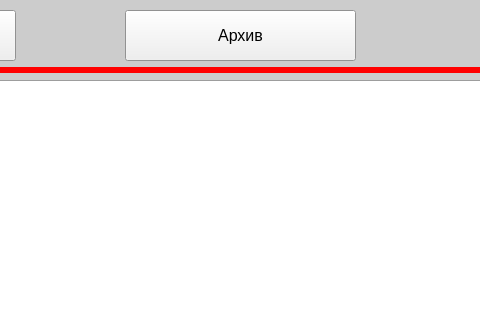
Before: the Qt Designer form main.ui in AnGREATern/kanbaner, drawn with Qt 5; both pictures show x 545 to 1025 and y 0 to 320 of the 1283 by 820 pixel window.
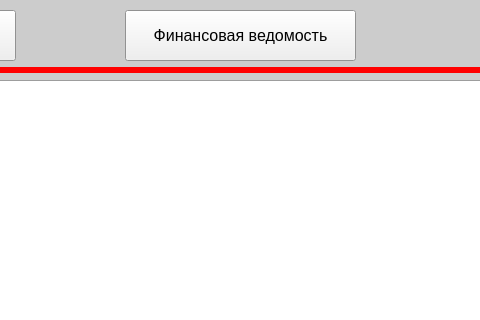
After: the same form once the commit is applied.

Commit message: Запоминание логина

```diff
--- a/main.ui
+++ b/main.ui
@@ -410,7 +410,7 @@
      </font>
     </property>
     <property name="text">
-     <string>Архив</string>
+     <string>Финансовая ведомость</string>
     </property>
    </widget>
    <widget class="QPushButton" name="pb_graph">
```
Left out of the diff: 9 changed lines with no effect on the pictures. The commit also changes 2 other files.
